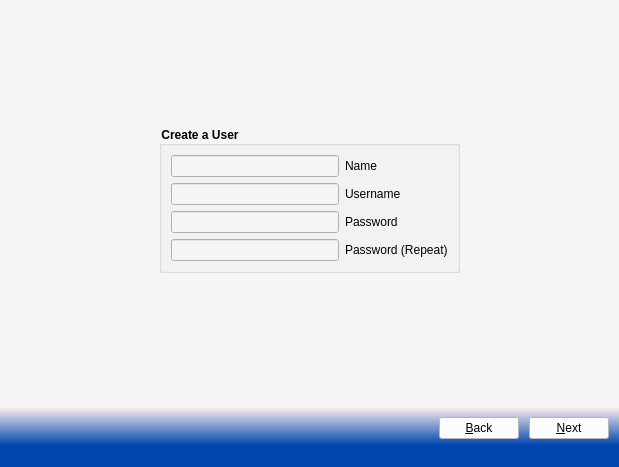
The window that src-qt5/pc-firstbootgui/firstboot.ui (trueos/pcbsd) describes before a commit, drawn with Qt 5.
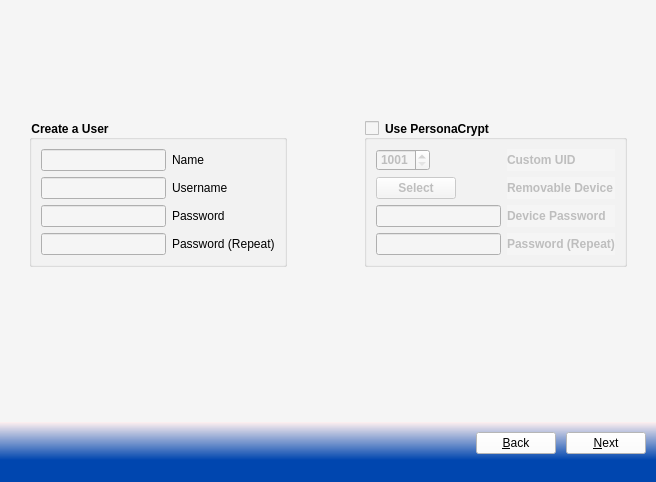
The same window after the commit. The open tabs and pages were chosen to show the change. Icons and pictures are not drawn.

Commit message: Add the personacrypt boxes to the firstboot UI (not tied into the backend yet)

The edit to the form file:
```diff
--- a/src-qt5/pc-firstbootgui/firstboot.ui
+++ b/src-qt5/pc-firstbootgui/firstboot.ui
@@ -6,8 +6,8 @@
    <rect>
     <x>0</x>
     <y>0</y>
-    <width>619</width>
-    <height>467</height>
+    <width>656</width>
+    <height>482</height>
    </rect>
   </property>
   <property name="windowTitle">
@@ -683,22 +683,6 @@
       </widget>
       <widget class="QWidget" name="Page_User">
        <layout class="QGridLayout" name="gridLayout_7">
-        <item row="0" column="0" rowspan="2">
-         <spacer name="horizontalSpacer_14">
-          <property name="orientation">
-           <enum>Qt::Horizontal</enum>
-          </property>
-          <property name="sizeType">
-           <enum>QSizePolicy::Preferred</enum>
-          </property>
-          <property name="sizeHint" stdset="0">
-           <size>
-            <width>150</width>
-            <height>318</height>
-           </size>
-          </property>
-         </spacer>
-        </item>
         <item row="0" column="1">
          <spacer name="verticalSpacer_7">
           <property name="orientation">
@@ -784,8 +768,72 @@
           </item>
           <item>
            <layout class="QGridLayout" name="gridLayout_6">
-            <item row="0" column="0" colspan="2">
+            <item row="1" column="3">
+             <spacer name="verticalSpacer_13">
+              <property name="orientation">
+               <enum>Qt::Vertical</enum>
+              </property>
+              <property name="sizeHint" stdset="0">
+               <size>
+                <width>20</width>
+                <height>0</height>
+               </size>
+              </property>
+             </spacer>
+            </item>
+            <item row="0" column="5">
+             <spacer name="horizontalSpacer_15">
+              <property name="orientation">
+               <enum>Qt::Horizontal</enum>
+              </property>
+              <property name="sizeType">
+               <enum>QSizePolicy::Preferred</enum>
+              </property>
+              <property name="sizeHint" stdset="0">
+               <size>
+                <width>20</width>
+                <height>20</height>
+               </size>
+              </property>
+             </spacer>
+            </item>
+            <item row="0" column="3">
+             <spacer name="horizontalSpacer_27">
+              <property name="orientation">
+               <enum>Qt::Horizontal</enum>
+              </property>
+              <property name="sizeHint" stdset="0">
+               <size>
+                <width>40</width>
+                <height>20</height>
+               </size>
+              </property>
+             </spacer>
+            </item>
+            <item row="0" column="0">
+             <spacer name="horizontalSpacer_14">
+              <property name="orientation">
+               <enum>Qt::Horizontal</enum>
+              </property>
+              <property name="sizeType">
+               <enum>QSizePolicy::Preferred</enum>
+              </property>
+              <property name="sizeHint" stdset="0">
+               <size>
+                <width>20</width>
+                <height>20</height>
+               </size>
+              </property>
+             </spacer>
+            </item>
+            <item row="0" column="1" colspan="2">
              <widget class="QGroupBox" name="groupBox_2">
+              <property name="sizePolicy">
+               <sizepolicy hsizetype="Expanding" vsizetype="Minimum">
+                <horstretch>0</horstretch>
+                <verstretch>0</verstretch>
+               </sizepolicy>
+              </property>
               <property name="font">
                <font>
                 <weight>75</weight>
@@ -798,7 +846,19 @@
               <property name="title">
                <string>Create a User</string>
               </property>
-              <layout class="QGridLayout" name="gridLayout_11">
+              <property name="alignment">
+               <set>Qt::AlignLeading|Qt::AlignLeft|Qt::AlignTop</set>
+              </property>
+              <layout class="QFormLayout" name="formLayout_2">
+               <property name="sizeConstraint">
+                <enum>QLayout::SetMinimumSize</enum>
+               </property>
+               <property name="fieldGrowthPolicy">
+                <enum>QFormLayout::AllNonFixedFieldsGrow</enum>
+               </property>
+               <property name="labelAlignment">
+                <set>Qt::AlignLeading|Qt::AlignLeft|Qt::AlignTop</set>
+               </property>
                <item row="0" column="0">
                 <widget class="QLineEdit" name="lineName">
                  <property name="styleSheet">
@@ -851,6 +911,9 @@
                  <property name="echoMode">
                   <enum>QLineEdit::Password</enum>
                  </property>
+                 <property name="clearButtonEnabled">
+                  <bool>false</bool>
+                 </property>
                 </widget>
                </item>
                <item row="3" column="1">
@@ -866,52 +929,129 @@
               </layout>
              </widget>
             </item>
+            <item row="0" column="4">
+             <widget class="QGroupBox" name="groupBox_3">
+              <property name="sizePolicy">
+               <sizepolicy hsizetype="Expanding" vsizetype="Minimum">
+                <horstretch>0</horstretch>
+                <verstretch>0</verstretch>
+               </sizepolicy>
+              </property>
+              <property name="font">
+               <font>
+                <weight>75</weight>
+                <bold>true</bold>
+               </font>
+              </property>
+              <property name="title">
+               <string>Use PersonaCrypt</string>
+              </property>
+              <property name="alignment">
+               <set>Qt::AlignLeading|Qt::AlignLeft|Qt::AlignTop</set>
+              </property>
+              <property name="checkable">
+               <bool>true</bool>
+              </property>
+              <property name="checked">
+               <bool>false</bool>
+              </property>
+              <layout class="QFormLayout" name="formLayout">
+               <property name="sizeConstraint">
+                <enum>QLayout::SetMinimumSize</enum>
+               </property>
+               <property name="labelAlignment">
+                <set>Qt::AlignLeading|Qt::AlignLeft|Qt::AlignTop</set>
+               </property>
+               <item row="0" column="0">
+                <widget class="QSpinBox" name="spinBox">
+                 <property name="sizePolicy">
+                  <sizepolicy hsizetype="Expanding" vsizetype="Fixed">
+                   <horstretch>0</horstretch>
+                   <verstretch>0</verstretch>
+                  </sizepolicy>
+                 </property>
+                 <property name="minimum">
+                  <number>1001</number>
+                 </property>
+                 <property name="maximum">
+                  <number>5000</number>
+                 </property>
+                </widget>
+               </item>
+               <item row="0" column="1">
+                <widget class="QLabel" name="label_16">
+                 <property name="toolTip">
+                  <string>PersonaCrypt users need the same UID for every system on which they are used</string>
+                 </property>
+                 <property name="text">
+                  <string>Custom UID</string>
+                 </property>
+                </widget>
+               </item>
+               <item row="1" column="0">
+                <widget class="QPushButton" name="pushButton">
+                 <property name="sizePolicy">
+                  <sizepolicy hsizetype="Expanding" vsizetype="Fixed">
+                   <horstretch>0</horstretch>
+                   <verstretch>0</verstretch>
+                  </sizepolicy>
+                 </property>
+                 <property name="text">
+                  <string>Select</string>
+                 </property>
+                </widget>
+               </item>
+               <item row="1" column="1">
+                <widget class="QLabel" name="label_24">
+                 <property name="text">
+                  <string>Removable Device</string>
+                 </property>
+                </widget>
+               </item>
+               <item row="2" column="0">
+                <widget class="QLineEdit" name="line_PCpass">
+                 <property name="inputMethodHints">
+                  <set>Qt::ImhHiddenText|Qt::ImhNoAutoUppercase|Qt::ImhNoPredictiveText|Qt::ImhSensitiveData</set>
+                 </property>
+                 <property name="echoMode">
+                  <enum>QLineEdit::Password</enum>
+                 </property>
+                </widget>
+               </item>
+               <item row="2" column="1">
+                <widget class="QLabel" name="label_25">
+                 <property name="toolTip">
+                  <string>User-portion of the disk encryption key</string>
+                 </property>
+                 <property name="text">
+                  <string>Device Password</string>
+                 </property>
+                </widget>
+               </item>
+               <item row="3" column="0">
+                <widget class="QLineEdit" name="line_PCpass_repeat">
+                 <property name="inputMethodHints">
+                  <set>Qt::ImhHiddenText|Qt::ImhNoAutoUppercase|Qt::ImhNoPredictiveText|Qt::ImhSensitiveData</set>
+                 </property>
+                 <property name="echoMode">
+                  <enum>QLineEdit::Password</enum>
+                 </property>
+                </widget>
+               </item>
+               <item row="3" column="1">
+                <widget class="QLabel" name="label_26">
+                 <property name="text">
+                  <string>Password (Repeat)</string>
+                 </property>
+                </widget>
+               </item>
+              </layout>
+             </widget>
+            </item>
            </layout>
           </item>
-          <item>
-           <spacer name="verticalSpacer_8">
-            <property name="orientation">
-             <enum>Qt::Vertical</enum>
-            </property>
-            <property name="sizeHint" stdset="0">
-             <size>
-              <width>20</width>
-              <height>29</height>
-             </size>
-            </property>
-           </spacer>
-          </item>
          </layout>
         </item>
-        <item row="1" column="2">
-         <spacer name="horizontalSpacer_15">
-          <property name="orientation">
-           <enum>Qt::Horizontal</enum>
-          </property>
-          <property name="sizeType">
-           <enum>QSizePolicy::Preferred</enum>
-          </property>
-          <property name="sizeHint" stdset="0">
-           <size>
-            <width>150</width>
-            <height>20</height>
-           </size>
-          </property>
-         </spacer>
-        </item>
-        <item row="2" column="1">
-         <spacer name="verticalSpacer_13">
-          <property name="orientation">
-           <enum>Qt::Vertical</enum>
-          </property>
-          <property name="sizeHint" stdset="0">
-           <size>
-            <width>20</width>
-            <height>52</height>
-           </size>
-          </property>
-         </spacer>
-        </item>
        </layout>
       </widget>
       <widget class="QWidget" name="Page_Wifi">
```
Left out of the diff: 13 changed lines with no effect on the pictures.
